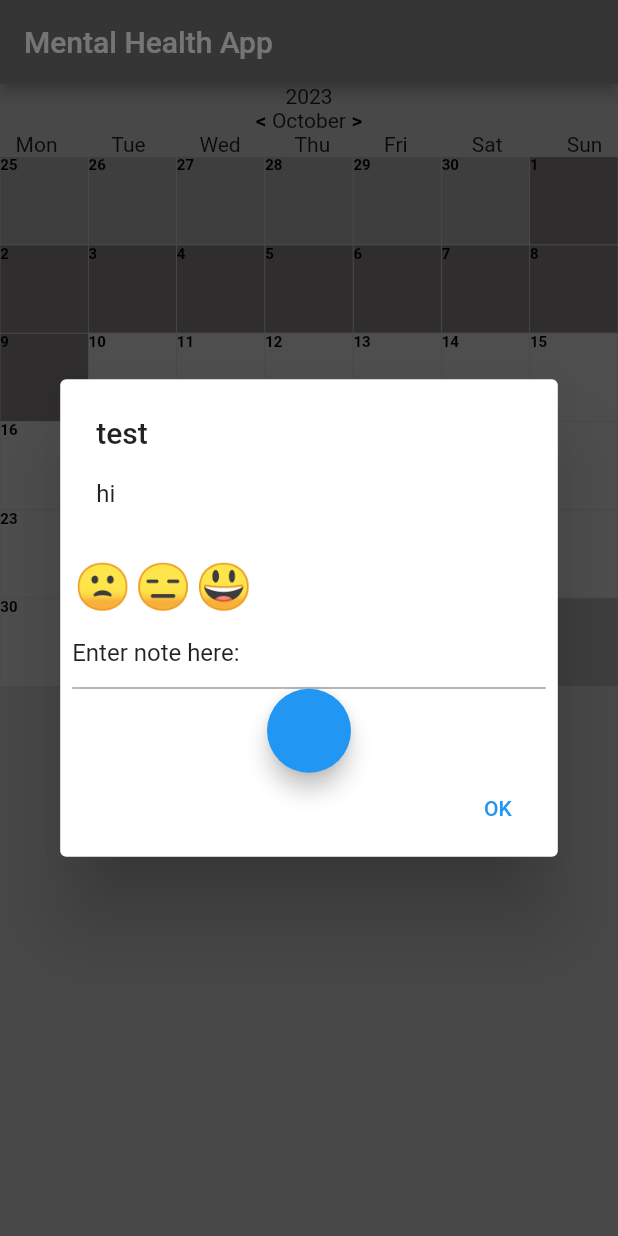
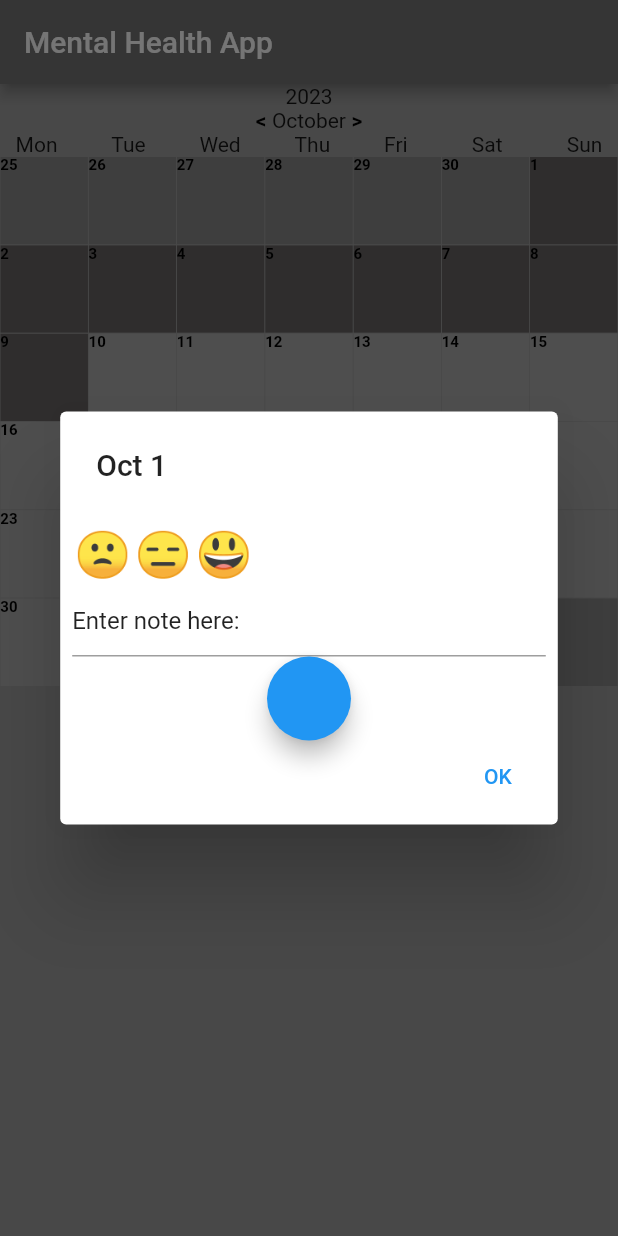
Before and after one commit to HSaren/mental_health_app, a Flutter app: the screen it shows after launch, after a tap on an icon or button, on a phone screen of 412 x 824 dp. Run offline on Flutter 3.47's test engine with Material 2 defaults, Android fonts, the phone set to English and light mode, and no system bars; our stand-ins replace cloud_firestore, device_info_plus, firebase_core; missing offline and left inert: dart:ffi; accounts and stored records are empty; generated files the repository leaves out were written again.

Commit message:
Add singleton to store data to be sent to DB

```diff
--- a/lib/backend.dart
+++ b/lib/backend.dart
@@ -38,8 +38,7 @@ class Backend{
     var dataFromDb = await dbref.get();
     if (dataFromDb.exists){
       var data = dataFromDb.data() as Map<String, dynamic>;
-      var dataToReturn = data["Note"];
-      return dataToReturn as String;
+      return data;
     }
     else {
       return null;
--- a/lib/calendar.dart
+++ b/lib/calendar.dart
@@ -13,6 +13,7 @@ class Calendar extends StatelessWidget{
 	@override
 	Widget build (BuildContext context){
     final format = DateFormat.yMMMd();
+    final dayTitleFormat = DateFormat.MMMd();
 		return GridView.builder(
 			itemCount: days.length,
 			gridDelegate: const SliverGridDelegateWithFixedCrossAxisCount(
@@ -21,10 +22,15 @@ class Calendar extends StatelessWidget{
 			itemBuilder: (BuildContext context, int index){
 				return FutureBuilder(
           future: Backend().fetchDaysFromDb(format.format(DateTime(days[index].date.year, days[index].date.month, days[index].date.day))),
-          initialData: "Enter note here: ",
+          initialData: {"Note" : "Enter note here: ", "Mood" : 0},
           builder: (BuildContext context, AsyncSnapshot snapshot) {
             if (snapshot.data != null){
-              days[index].note = snapshot.data;
+              if (snapshot.data["Note"] != null){
+                days[index].note = snapshot.data["Note"];
+              }
+              if (snapshot.data["Mood"] != null){
+                days[index].mood = snapshot.data["Mood"];
+              }
             }
             else {
               days[index].note = "Enter note here:";
@@ -36,7 +42,7 @@ class Calendar extends StatelessWidget{
 				      		builder: (context) => CalendarPopUp(
                     index: index,
 				      			date: days[index],
-				      			title: "test",
+				      			title: dayTitleFormat.format(DateTime(days[index].date.year ,days[index].date.month ,days[index].date.day)),
 				      			text: FutureBuilder(
 				      			  future: Backend().getDeviceId(),
 				      			  builder: (BuildContext context, AsyncSnapshot snapshot) {
--- a/lib/calendar_pop_up.dart
+++ b/lib/calendar_pop_up.dart
@@ -1,4 +1,5 @@
 import 'package:mental_health_app/calendar_pop_up_smiley.dart';
+import 'package:mental_health_app/data_to_send_singleton.dart';
 
 import 'calendar_form.dart';
 import 'package:flutter/material.dart';
@@ -16,7 +17,7 @@ class CalendarPopUp extends StatelessWidget{
 
 		return AlertDialog(
 			title: Text(title),
-			content: Text("hi"),//CalendarSmiley(),
+			content: null,//CalendarSmiley(),
 			actions: [
         CalendarSmiley(date),
 				Form(
@@ -25,6 +26,7 @@ class CalendarPopUp extends StatelessWidget{
 				TextButton(
 					child: const Text("OK"),
 					onPressed: () => {
+            DataToSendSingleton().dataToSend = {},
             Navigator.pop(context),
           }
 				)
--- a/lib/calendar_pop_up_smiley.dart
+++ b/lib/calendar_pop_up_smiley.dart
@@ -1,6 +1,7 @@
 import 'dart:ffi';
 
 import 'package:flutter/material.dart';
+import 'package:mental_health_app/data_to_send_singleton.dart';
 
 class CalendarSmiley extends StatefulWidget{
     final smileyButtons = SmileyButtons().smileyButtons;
@@ -20,14 +21,17 @@ class _CalendarSmileyState extends State<CalendarSmiley>{
     @override
     Widget build(BuildContext context){
       var smileyButtons = widget.smileyButtons;
-      var day = widget.date;
       var index = 0;
       if (smileyButtons.isEmpty){
         for (var smiley in smileys){
-        var smileyToAdd = SmileyButtonData(index, smiley);
-        smileyButtons.add(smileyToAdd);
-        index++;
+          var smileyToAdd = SmileyButtonData(index, smiley);
+          smileyButtons.add(smileyToAdd);
+          index++;
+        }
+        smileyColorChanger(widget.date.mood, smileyButtons);
       }
+      if (DataToSendSingleton().dataToSend["Mood"] == null){
+        smileyColorChanger(widget.date.mood, smileyButtons);
       }
 
       return Row(
@@ -35,6 +39,8 @@ class _CalendarSmileyState extends State<CalendarSmiley>{
             GestureDetector(
                 onTap: (){
                   smileyButtons = smileyColorChanger(1, smileyButtons);
+                  DataToSendSingleton().dataToSend["Mood"] = 1;
+                  widget.date.mood = 1;
                   setState(() {
 
                   });
@@ -56,6 +62,8 @@ class _CalendarSmileyState extends State<CalendarSmiley>{
               GestureDetector(
                 onTap: (){
                   smileyButtons = smileyColorChanger(2, smileyButtons);
+                  DataToSendSingleton().dataToSend["Mood"] = 2;
+                  widget.date.mood = 2;
                   setState(() {
 
                   });
@@ -77,6 +85,8 @@ class _CalendarSmileyState extends State<CalendarSmiley>{
               GestureDetector(
                 onTap: (){
                   smileyButtons = smileyColorChanger(3, smileyButtons);
+                  DataToSendSingleton().dataToSend["Mood"] = 3;
+                  widget.date.mood = 3;
                   setState(() {
 
                   });
--- /dev/null
+++ b/lib/data_to_send_singleton.dart
@@ -0,0 +1,17 @@
+
+
+class DataToSendSingleton{
+  static final DataToSendSingleton _instance = DataToSendSingleton._internal();
+
+  factory DataToSendSingleton(){
+    return _instance;
+  }
+
+  DataToSendSingleton._internal(){
+    dataToSend = {};
+  }
+
+  var dataToSend = <String, dynamic>{
+
+  };
+}
```
Also changed, not shown: lib/calendar_form.dart (+4 -4 lines), pubspec.lock.
